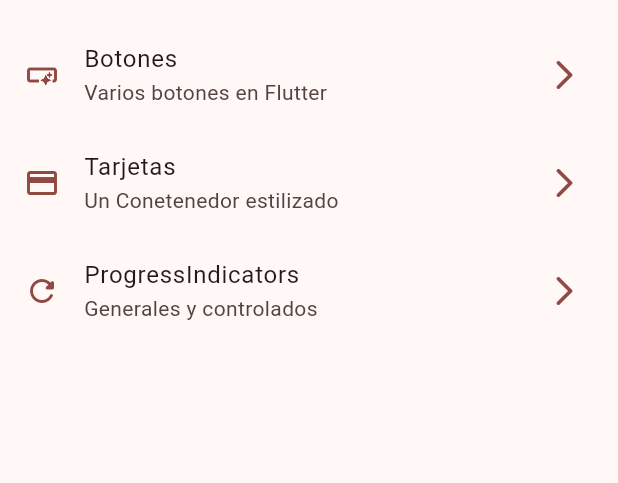
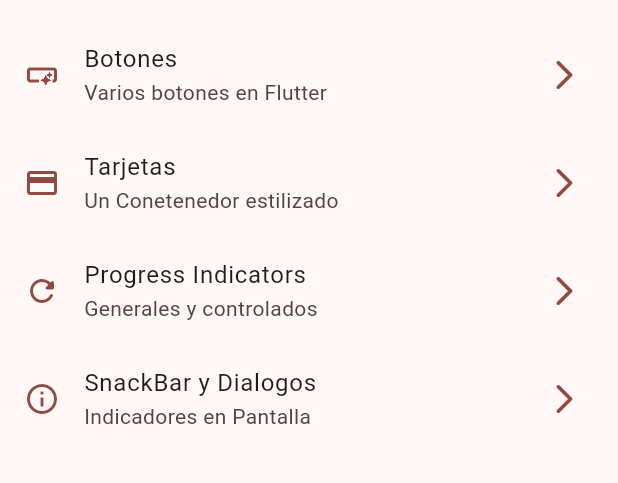
Before and after one commit to goncalveshigino/widget-app, a Flutter app: the screen it shows after launch, on a phone screen of 412 x 824 dp, the part 63-546 px from its top. Run offline on Flutter 3.47's test engine with Material 2 defaults, Android fonts, the phone set to English and light mode, and no system bars; our stand-ins replace go_router.

Commit message:
snackbars dialogs

```diff
--- a/lib/config/menu/menu_items.dart
+++ b/lib/config/menu/menu_items.dart
@@ -25,18 +25,25 @@ const appMenuItems = <MenuItem> [
     icon: Icons.smart_button_outlined,
   ),
 
-   MenuItem(
+  MenuItem(
     title: 'Tarjetas',
     subtitle: 'Un Conetenedor estilizado',
     link: '/cards',
     icon: Icons.credit_card,
   ),
 
-    MenuItem(
-    title: 'ProgressIndicators',
+  MenuItem(
+    title: 'Progress Indicators',
     subtitle: 'Generales y controlados',
     link: '/progress',
     icon: Icons.refresh_rounded,
   ),
 
+   MenuItem(
+    title: 'SnackBar y Dialogos',
+    subtitle: 'Indicadores en Pantalla',
+    link: '/snackbars',
+    icon: Icons.info_outline,
+  ),
+
 ];
--- a/lib/config/router/app_router.dart
+++ b/lib/config/router/app_router.dart
@@ -53,7 +53,7 @@ final appRouter = GoRouter(
     ),
 
      GoRoute(
-      path: '/snackbar',
+      path: '/snackbars',
       name: SnackbarScreen.name,
       builder: (context, state) =>const  SnackbarScreen(),
     ),
--- a/lib/main.dart
+++ b/lib/main.dart
@@ -13,7 +13,7 @@ class MyApp extends StatelessWidget {
   Widget build(BuildContext context) {
     return MaterialApp.router(
       routerConfig: appRouter,
-      title: 'Material App',
+      title: 'Flutter Widgets',
       debugShowCheckedModeBanner: false,
       theme: AppTheme(selectedColor: 2).getTheme(),
 
```
Also changed, not shown: lib/presentation/screens/snackbar/snackbar_screen.dart (+60 -3 lines).
